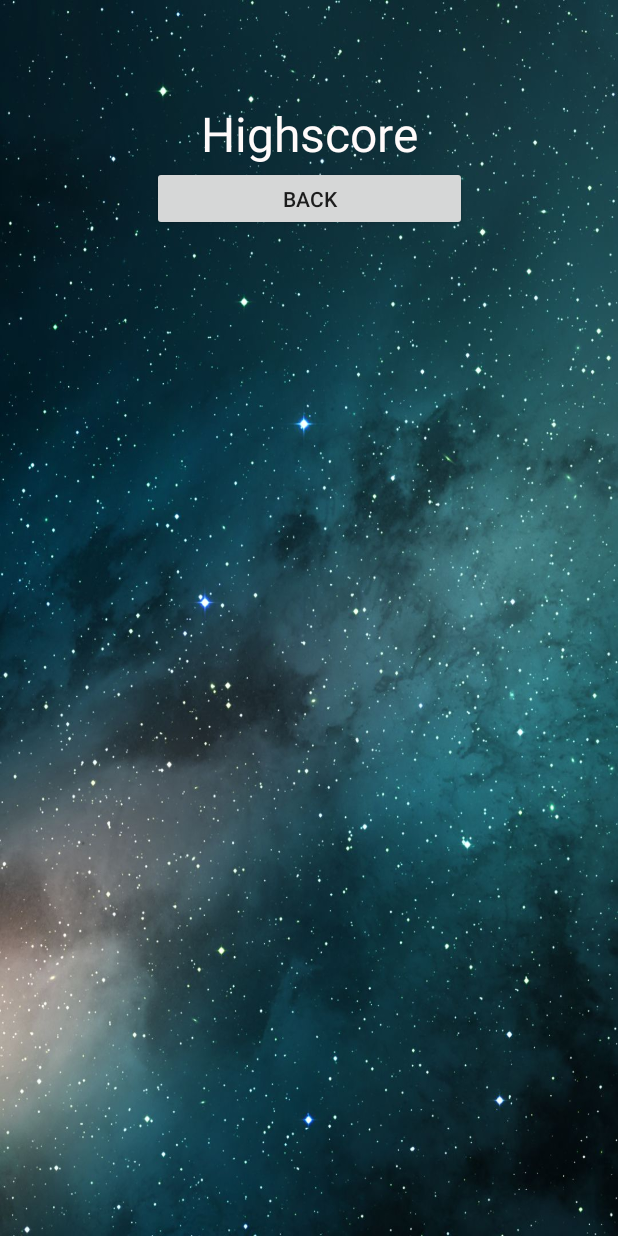
After one commit to TimScheifler/SpaceInvaders, an Android app: the HighscoreActivity screen opened directly, with no data from a screen before it, on a phone screen of 412 x 824 dp. The commit adds this screen. Run offline under Robolectric (Android 15) with nearby library versions, the light colour scheme and no system bars.

Commit message:
- Added The Highscore_Screen to the app. (Only Back-Button so far).

```diff
--- a/app/src/main/AndroidManifest.xml
+++ b/app/src/main/AndroidManifest.xml
@@ -18,6 +18,7 @@
         </activity>
         <activity android:name=".activities.GameActivity"/>
         <activity android:name=".activities.SettingsActivity"/>
+        <activity android:name=".activities.HighscoreActivity"/>
     </application>
 
 </manifest>
--- a/app/src/main/java/com/example/spaceinvaders/activities/GameActivity.java
+++ b/app/src/main/java/com/example/spaceinvaders/activities/GameActivity.java
@@ -7,7 +7,7 @@
 
 import com.example.spaceinvaders.GameView;
 
-public class GameActivity  extends Activity {
+public class GameActivity extends Activity {
 
     @Override
     protected void onCreate(Bundle savedInstanceState) {
--- /dev/null
+++ b/app/src/main/java/com/example/spaceinvaders/activities/HighscoreActivity.java
@@ -0,0 +1,27 @@
+package com.example.spaceinvaders.activities;
+
+import android.app.Activity;
+import android.os.Bundle;
+import android.view.View;
+import android.widget.Button;
+
+import com.example.spaceinvaders.R;
+
+public class HighscoreActivity extends Activity {
+
+    @Override
+    protected void onCreate(Bundle savedInstanceState) {
+        super.onCreate(savedInstanceState);
+        setContentView(R.layout.highscore_activity);
+
+        Button startButton = (Button) findViewById(R.id.back_button);
+
+        startButton.setOnClickListener(new View.OnClickListener() {
+
+            @Override
+            public void onClick(View v) {
+                finish();
+            }
+        });
+    }
+}
--- a/app/src/main/java/com/example/spaceinvaders/activities/SpaceInvadersActivity.java
+++ b/app/src/main/java/com/example/spaceinvaders/activities/SpaceInvadersActivity.java
@@ -15,8 +15,9 @@
         super.onCreate(savedInstanceState);
         setContentView(R.layout.activity_main);
 
-        Button startButton = (Button)findViewById(R.id.start_game_button);
-        Button settingsButton = (Button)findViewById(R.id.settings_button);
+        final Button startButton = findViewById(R.id.start_game_button);
+        Button settingsButton = findViewById(R.id.settings_button);
+        Button highscoreButton = findViewById(R.id.score_button);
 
         startButton.setOnClickListener(new View.OnClickListener(){
             @Override
@@ -30,6 +31,12 @@
                 startActivity(SettingsActivity.class);
             }
         });
+        highscoreButton.setOnClickListener(new View.OnClickListener() {
+            @Override
+            public void onClick(View v) {
+                startActivity(HighscoreActivity.class);
+            }
+        });
     }
 
     private void startActivity(Class nextClass){
--- /dev/null
+++ b/app/src/main/res/layout/highscore_activity.xml
@@ -0,0 +1,34 @@
+<?xml version="1.0" encoding="utf-8"?>
+<androidx.constraintlayout.widget.ConstraintLayout xmlns:android="http://schemas.android.com/apk/res/android"
+    xmlns:app="http://schemas.android.com/apk/res-auto"
+    xmlns:tools="http://schemas.android.com/tools"
+    android:layout_width="match_parent"
+    android:layout_height="match_parent"
+    android:background="@drawable/space"
+    tools:context=".activities.SpaceInvadersActivity">
+
+    <TextView
+        android:id="@+id/textView"
+        android:layout_width="wrap_content"
+        android:layout_height="wrap_content"
+        android:layout_marginTop="67dp"
+        android:layout_marginBottom="43dp"
+        android:text="@string/highscore"
+        android:textColor="@color/colorSnow"
+        android:textSize="32sp"
+        app:layout_constraintBottom_toTopOf="@+id/back_button"
+        app:layout_constraintEnd_toEndOf="parent"
+        app:layout_constraintStart_toStartOf="parent"
+        app:layout_constraintTop_toTopOf="parent" />
+
+    <Button
+        android:id="@+id/back_button"
+        android:layout_width="210dp"
+        android:layout_height="43dp"
+        android:layout_marginBottom="24dp"
+        android:text="@string/back"
+        app:layout_constraintEnd_toEndOf="parent"
+        app:layout_constraintStart_toStartOf="parent"
+        app:layout_constraintTop_toBottomOf="@+id/textView" />
+
+</androidx.constraintlayout.widget.ConstraintLayout>
```
